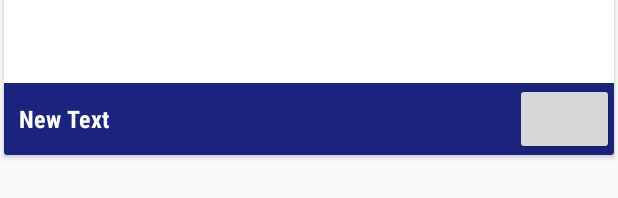
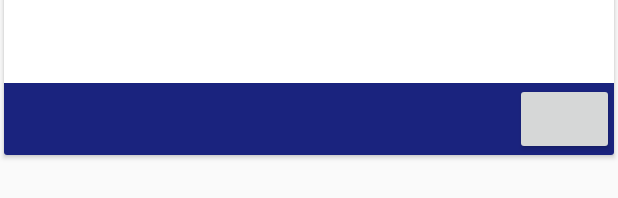
Before and after one commit to damanpreetsb/PopularMovies2, an Android app: the layout movie.xml on its own in the app's theme, with its tools: preview values and no code run, on a phone screen of 412 x 824 dp. Shown: the part 686-884 px from the top of the screen. Run offline under Robolectric (Android 15) with nearby library versions, the phone set to English and light mode, and no system bars; plain views replace LikeButton; network calls fail.

Commit message:
ui changed

```diff
--- a/app/src/main/res/layout/movie.xml
+++ b/app/src/main/res/layout/movie.xml
@@ -30,7 +30,6 @@
         <TextView
             android:layout_width="match_parent"
             android:layout_height="wrap_content"
-            android:text="New Text"
             android:id="@+id/movie_title"
             android:gravity="center|start"
             android:ellipsize="end"
```
